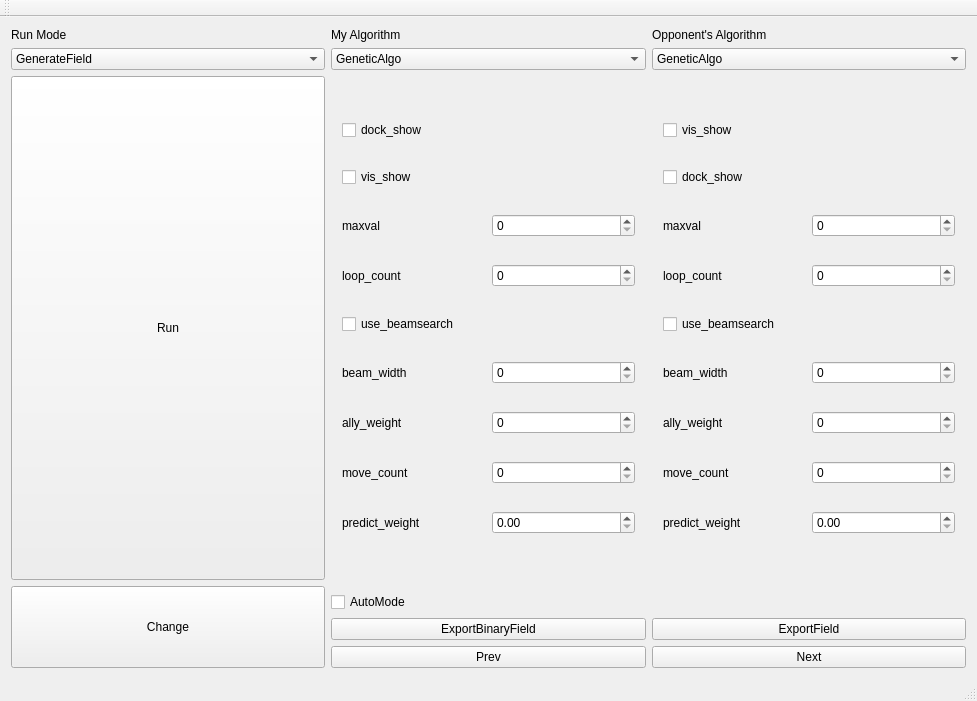
The window that Mejirodai/mejirodai.ui (tnct-spc/procon2018-comp) describes before a commit, drawn with Qt 5.
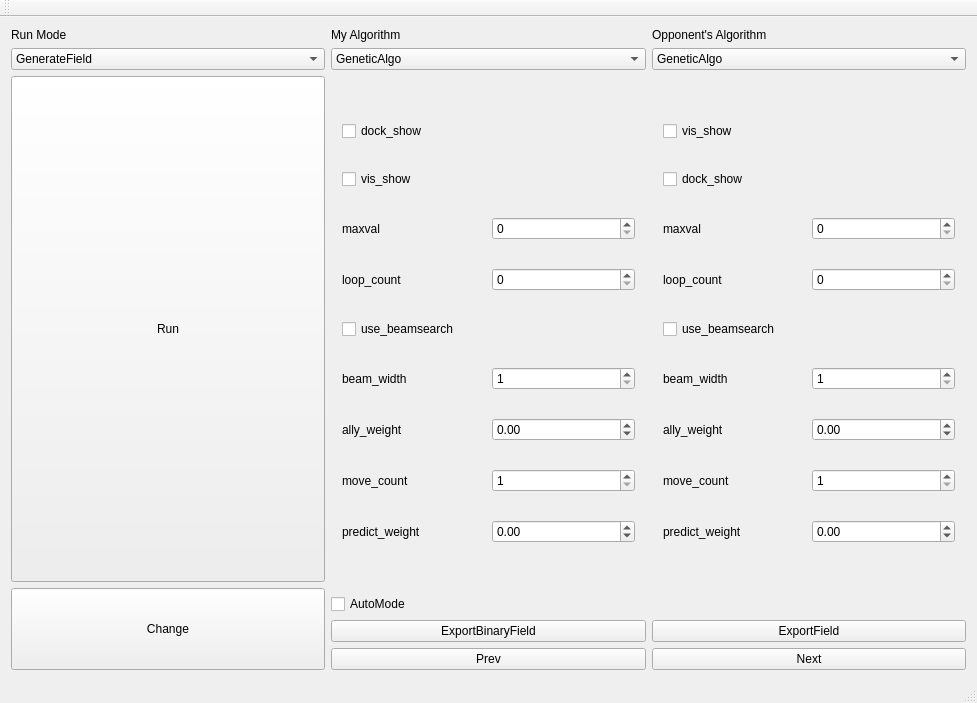
The same window after the commit.

Commit message: [update]各パラメータの値に制限をかけた

What changed in the file:
```diff
--- a/Mejirodai/mejirodai.ui
+++ b/Mejirodai/mejirodai.ui
@@ -7,7 +7,7 @@
     <x>0</x>
     <y>0</y>
     <width>977</width>
-    <height>701</height>
+    <height>703</height>
    </rect>
   </property>
   <property name="sizePolicy">
@@ -410,7 +410,11 @@
          </widget>
         </item>
         <item row="3" column="1">
-         <widget class="QSpinBox" name="spinBox_7"/>
+         <widget class="QSpinBox" name="loop_count_2">
+          <property name="maximum">
+           <number>15</number>
+          </property>
+         </widget>
         </item>
         <item row="0" column="0">
          <widget class="QCheckBox" name="checkBox_5">
@@ -420,19 +424,51 @@
          </widget>
         </item>
         <item row="2" column="1">
-         <widget class="QSpinBox" name="spinBox_6"/>
+         <widget class="QSpinBox" name="maxval_2">
+          <property name="maximum">
+           <number>80</number>
+          </property>
+         </widget>
         </item>
         <item row="5" column="1">
-         <widget class="QSpinBox" name="spinBox_8"/>
+         <widget class="QSpinBox" name="beam_width_2">
+          <property name="minimum">
+           <number>1</number>
+          </property>
+          <property name="maximum">
+           <number>10000</number>
+          </property>
+         </widget>
+        </item>
+        <item row="10" column="1">
+         <widget class="QSpinBox" name="move_count_2">
+          <property name="minimum">
+           <number>1</number>
+          </property>
+          <property name="maximum">
+           <number>9</number>
+          </property>
+         </widget>
+        </item>
+        <item row="12" column="1">
+         <widget class="QDoubleSpinBox" name="predict_weight_2">
+          <property name="minimum">
+           <double>-5.000000000000000</double>
+          </property>
+          <property name="maximum">
+           <double>5.000000000000000</double>
+          </property>
+         </widget>
         </item>
         <item row="6" column="1">
-         <widget class="QSpinBox" name="spinBox_9"/>
-        </item>
-        <item row="10" column="1">
-         <widget class="QSpinBox" name="spinBox_10"/>
-        </item>
-        <item row="12" column="1">
-         <widget class="QDoubleSpinBox" name="doubleSpinBox_2"/>
+         <widget class="QDoubleSpinBox" name="ally_weight_3">
+          <property name="minimum">
+           <double>-5.000000000000000</double>
+          </property>
+          <property name="maximum">
+           <double>5.000000000000000</double>
+          </property>
+         </widget>
         </item>
        </layout>
       </widget>
@@ -529,19 +565,38 @@
          </widget>
         </item>
         <item row="5" column="1">
-         <widget class="QSpinBox" name="spinBox"/>
+         <widget class="QSpinBox" name="maxval">
+          <property name="maximum">
+           <number>80</number>
+          </property>
+         </widget>
         </item>
         <item row="7" column="1">
-         <widget class="QSpinBox" name="spinBox_2"/>
+         <widget class="QSpinBox" name="loop_count">
+          <property name="maximum">
+           <number>15</number>
+          </property>
+         </widget>
         </item>
         <item row="9" column="1">
-         <widget class="QSpinBox" name="spinBox_3"/>
-        </item>
-        <item row="10" column="1">
-         <widget class="QSpinBox" name="spinBox_4"/>
+         <widget class="QSpinBox" name="spinBox_3">
+          <property name="minimum">
+           <number>1</number>
+          </property>
+          <property name="maximum">
+           <number>10000</number>
+          </property>
+         </widget>
         </item>
         <item row="11" column="1">
-         <widget class="QSpinBox" name="spinBox_5"/>
+         <widget class="QSpinBox" name="spinBox_5">
+          <property name="minimum">
+           <number>1</number>
+          </property>
+          <property name="maximum">
+           <number>9</number>
+          </property>
+         </widget>
         </item>
         <item row="8" column="0">
          <widget class="QCheckBox" name="checkBox_3">
@@ -551,7 +606,14 @@
          </widget>
         </item>
         <item row="12" column="1">
-         <widget class="QDoubleSpinBox" name="doubleSpinBox"/>
+         <widget class="QDoubleSpinBox" name="predict_weight">
+          <property name="minimum">
+           <double>-5.000000000000000</double>
+          </property>
+          <property name="maximum">
+           <double>5.000000000000000</double>
+          </property>
+         </widget>
         </item>
         <item row="5" column="0">
          <widget class="QLabel" name="label_8">
@@ -567,6 +629,16 @@
           </property>
          </widget>
         </item>
+        <item row="10" column="1">
+         <widget class="QDoubleSpinBox" name="ally_weight_2">
+          <property name="minimum">
+           <double>-5.000000000000000</double>
+          </property>
+          <property name="maximum">
+           <double>5.000000000000000</double>
+          </property>
+         </widget>
+        </item>
        </layout>
       </widget>
       <widget class="QWidget" name="MajorityRuleWithAbstData_my"/>
```
Left out of the diff: 6 changed lines with no effect on the pictures.
